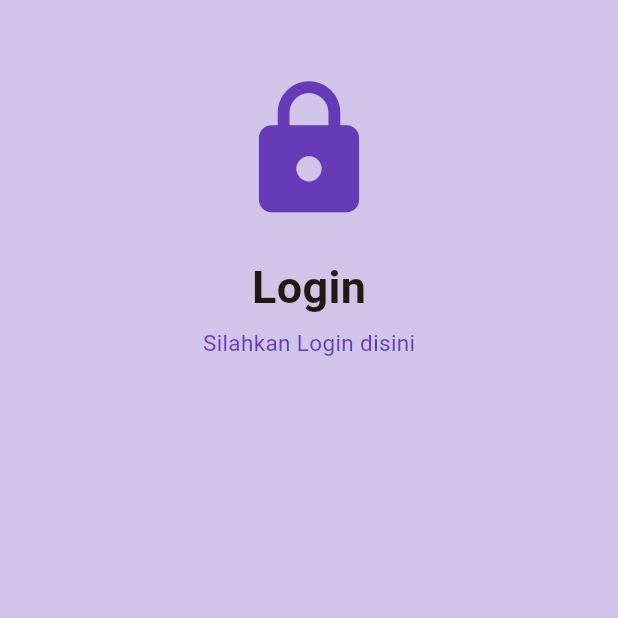
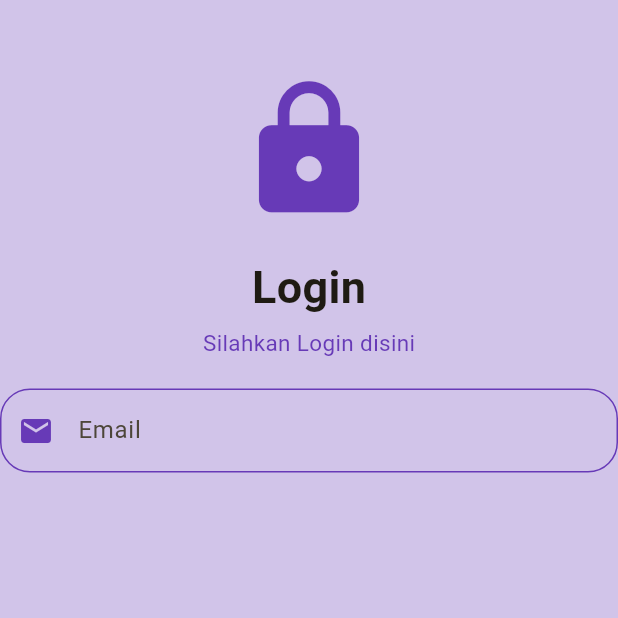
Before and after one commit to damarbagas-234/uts_aplikasimobile_1123150107, a Flutter app: the Login screen opened directly, on a phone screen of 412 x 824 dp, the top half of it. Run offline on Flutter 3.47's test engine with Material 3 defaults, Android fonts, the phone set to English and light mode, and no system bars.

Commit message:
nambahin text field email

```diff
--- a/lib/login/login.dart
+++ b/lib/login/login.dart
@@ -29,6 +29,35 @@ class Login extends StatelessWidget {
                       color: Colors.deepPurple
                       ),
                     ),
+                    SizedBox(height: 20,),
+                    TextField(
+                      keyboardType: TextInputType.emailAddress,
+                      decoration: InputDecoration(
+                        labelText: 'Email',
+                        hintText: 'damarbagas@gmail.com',
+                        fillColor: Colors.deepPurple,
+                        prefixIcon:
+                        const Icon(
+                          Icons.email,
+                          size: 24.0,
+                          color: Colors.deepPurple,
+                        ),
+                        border: OutlineInputBorder(
+                          borderRadius: BorderRadius.circular(20),
+                        ),
+                        enabledBorder: OutlineInputBorder(
+                          borderRadius: BorderRadius.circular(20),
+                          borderSide: BorderSide(color: Colors.deepPurple)
+                        ),
+                        focusedBorder: OutlineInputBorder(
+                          borderRadius: BorderRadius.circular(20),
+                          borderSide: BorderSide(
+                            color: Colors.deepPurple,
+                            width: 3
+                          ),
+                        ),
+                      ),
+                    ),
                   ],
                 ),
               ),
```
